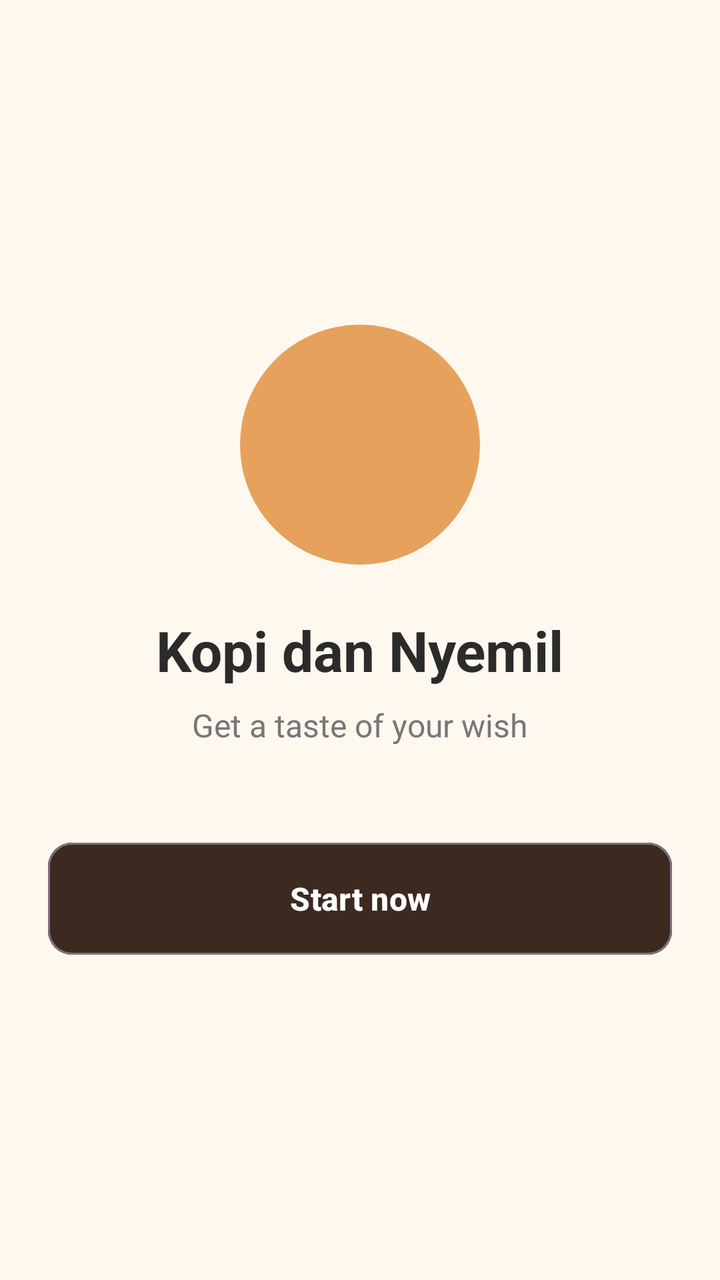
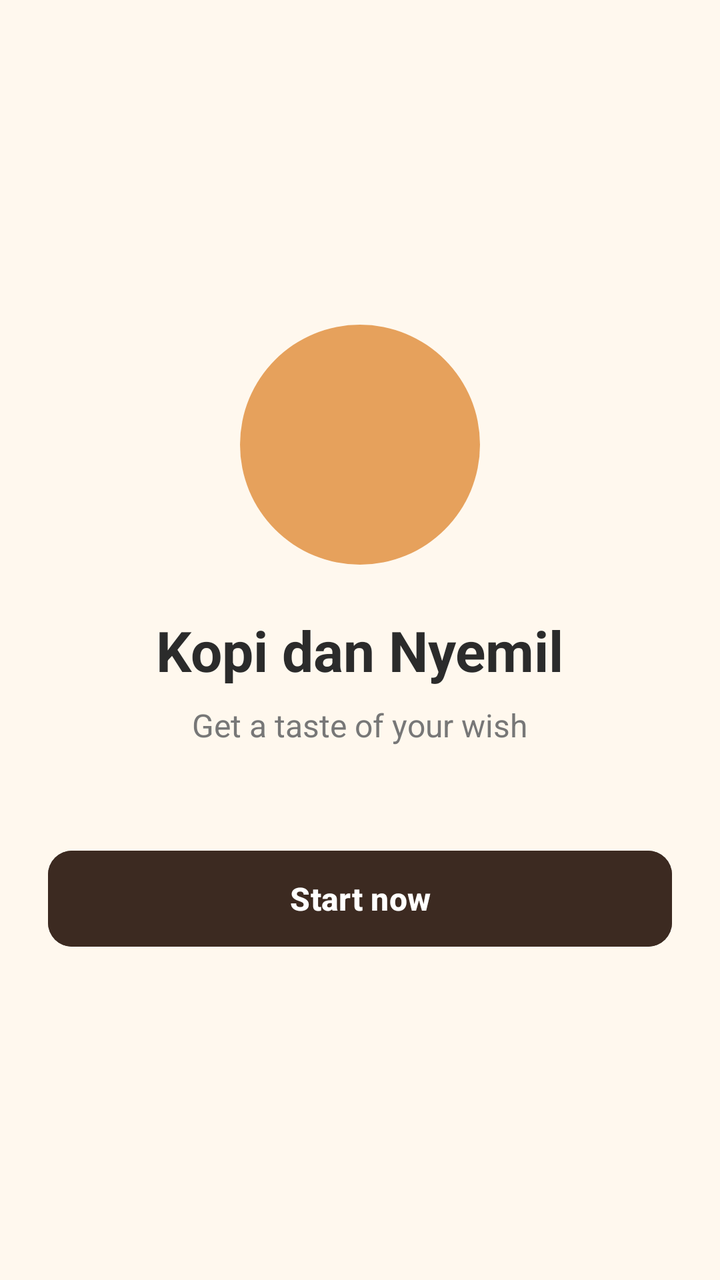

Before-and-after screenshots of an Android layout around one commit, followed by the original layout XML and the change that was made.
<!-- AndroidManifest.xml: application theme Theme.KopiDanNyemil -->
<!-- res/layout/activity_splash.xml -->
<?xml version="1.0" encoding="utf-8"?>
<LinearLayout xmlns:android="http://schemas.android.com/apk/res/android"
    android:layout_width="match_parent"
    android:layout_height="match_parent"
    android:background="@color/cream_bg"
    android:gravity="center"
    android:orientation="vertical"
    android:padding="24dp">

    
    <View
        android:layout_width="120dp"
        android:layout_height="120dp"
        android:background="@drawable/bg_circle_logo"
        android:layout_marginBottom="24dp" />

    <TextView
        android:layout_width="wrap_content"
        android:layout_height="wrap_content"
        android:text="Kopi dan Nyemil"
        android:textColor="@color/text_dark"
        android:textSize="28sp"
        android:textStyle="bold"
        android:layout_marginBottom="8dp" />

    <TextView
        android:layout_width="wrap_content"
        android:layout_height="wrap_content"
        android:text="Get a taste of your wish"
        android:textColor="@color/text_muted"
        android:textSize="16sp"
        android:layout_marginBottom="48dp" />

    <Button
        android:id="@+id/btnStartNow"
        android:layout_width="match_parent"
        android:layout_height="56dp"
        android:backgroundTint="@color/coffee_dark"
        android:text="Start now"
        android:textColor="@color/white"
        android:textSize="16sp"
        android:textStyle="bold"
        style="?attr/materialButtonOutlinedStyle"
        android:stateListAnimator="@null"
        android:insetTop="0dp"
        android:insetBottom="0dp"
        app:cornerRadius="12dp" xmlns:app="http://schemas.android.com/apk/res-auto" />

</LinearLayout>
<!-- resources referenced by this layout -->
<resources>
  <color name="coffee_dark">#3C2A21</color>
  <color name="cream_bg">#FFF8EE</color>
  <color name="text_dark">#2B2B2B</color>
  <color name="text_muted">#777777</color>
  <color name="white">#FFFFFFFF</color>
  <!-- drawable bg_circle_logo (drawable) -->
  <?xml version="1.0" encoding="utf-8"?>
  <shape xmlns:android="http://schemas.android.com/apk/res/android"
      android:shape="oval">
      <solid android:color="@color/accent_orange" />
  </shape>
  <style name="Theme.KopiDanNyemil" parent="Base.Theme.KopiDanNyemil" />
  <color name="accent_orange">#E6A15C</color>
  <style name="Base.Theme.KopiDanNyemil" parent="Theme.Material3.DayNight.NoActionBar">
          
          
      </style>
</resources>

<!-- the commit's change to res/layout/activity_splash.xml (unified diff, before → after) -->
@@ -1,5 +1,6 @@
 <?xml version="1.0" encoding="utf-8"?>
 <LinearLayout xmlns:android="http://schemas.android.com/apk/res/android"
+    xmlns:app="http://schemas.android.com/apk/res-auto"
     android:layout_width="match_parent"
     android:layout_height="match_parent"
     android:background="@color/cream_bg"
@@ -40,10 +41,6 @@
         android:textColor="@color/white"
         android:textSize="16sp"
         android:textStyle="bold"
-        style="?attr/materialButtonOutlinedStyle"
-        android:stateListAnimator="@null"
-        android:insetTop="0dp"
-        android:insetBottom="0dp"
-        app:cornerRadius="12dp" xmlns:app="http://schemas.android.com/apk/res-auto" />
+        app:cornerRadius="12dp" />
 
 </LinearLayout>
